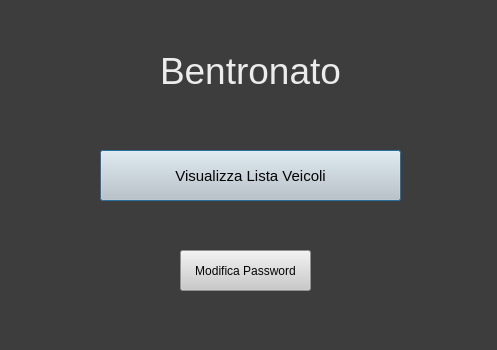
riccardomalpiedi/parcheggio, file home/views/VistaCassiere.ui: the form before one commit.
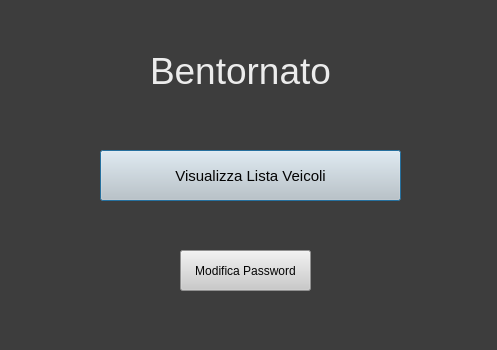
The form after the commit.

```diff
--- a/home/views/VistaCassiere.ui
+++ b/home/views/VistaCassiere.ui
@@ -43,9 +43,9 @@
   <widget class="QLabel" name="nome_label">
    <property name="geometry">
     <rect>
-     <x>160</x>
+     <x>150</x>
      <y>30</y>
-     <width>231</width>
+     <width>241</width>
      <height>81</height>
     </rect>
    </property>
@@ -53,7 +53,7 @@
     <string notr="true">color:rgb(236, 236, 236); font-size:28pt;</string>
    </property>
    <property name="text">
-    <string>Bentronato</string>
+    <string>Bentornato</string>
    </property>
   </widget>
   <widget class="QPushButton" name="modifica_password_button">
```
